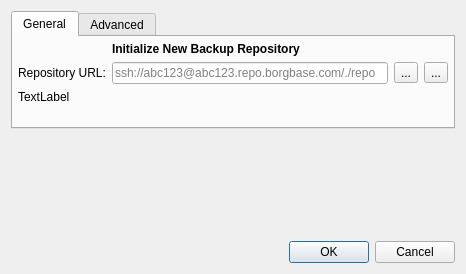
Above: src/vorta/assets/UI/repoadd.ui from borgbase/vorta before the change. Below: the same form after it.
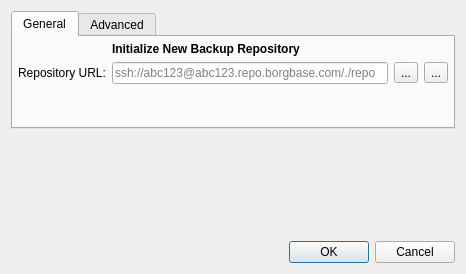
That is the form after the change. Icons and pictures are not drawn.

Commit message: Fixed Add Existing Repo issues and completed PasswordInput class

The edit to the form file:
```diff
--- a/src/vorta/assets/UI/repoadd.ui
+++ b/src/vorta/assets/UI/repoadd.ui
@@ -148,14 +148,6 @@
                   </item>
                 </layout>
               </item>
-
-              <item row="4" column="0" colspan="2">
-                <widget class="QLabel" name="passwordLabel">
-                  <property name="text">
-                    <string>TextLabel</string>
-                  </property>
-                </widget>
-              </item>
             </layout>
           </widget>
           <widget class="QWidget" name="tabWidgetPage2">
```
The commit also changes 4 other files.
